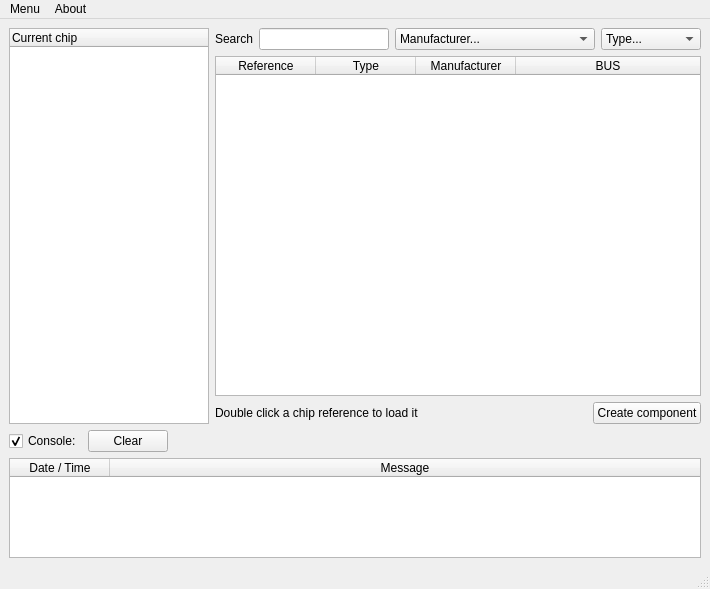
Old version of the form gui_designer/gui_chip_management.ui in the repository serma-safety-security/hardsploit-gui-ruby.
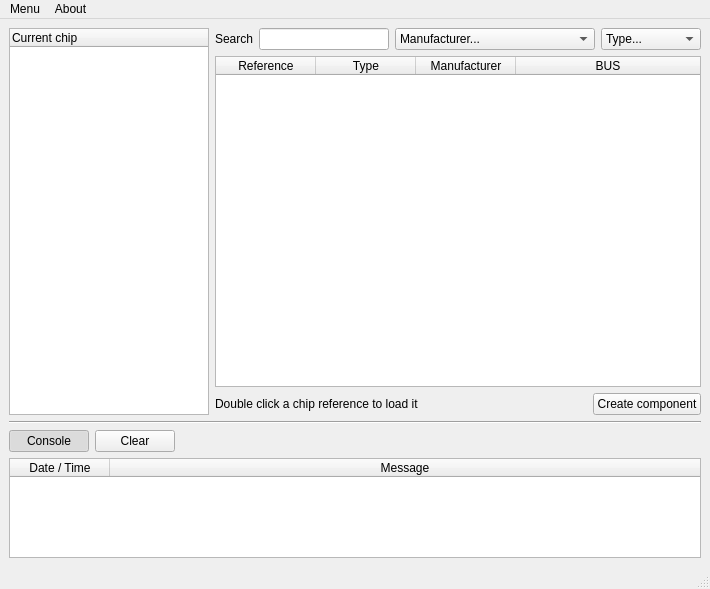
New version of the form. Icons and pictures are not drawn.

Commit message: Changed Console display control to a button

Diff of the .ui file:
```diff
--- a/gui_designer/gui_chip_management.ui
+++ b/gui_designer/gui_chip_management.ui
@@ -210,9 +210,12 @@
     <item row="4" column="0">
      <layout class="QHBoxLayout" name="horizontalLayout">
       <item>
-       <widget class="QCheckBox" name="check_console">
+       <widget class="QPushButton" name="btn_show_console">
         <property name="text">
-         <string>Console:</string>
+         <string>Console</string>
+        </property>
+        <property name="checkable">
+         <bool>true</bool>
         </property>
         <property name="checked">
          <bool>true</bool>
@@ -241,6 +244,13 @@
       </item>
      </layout>
     </item>
+    <item row="3" column="0">
+     <widget class="Line" name="line">
+      <property name="orientation">
+       <enum>Qt::Horizontal</enum>
+      </property>
+     </widget>
+    </item>
    </layout>
   </widget>
   <widget class="QMenuBar" name="menubar">
```
Left out of the diff: 38 changed lines with no effect on the pictures.
